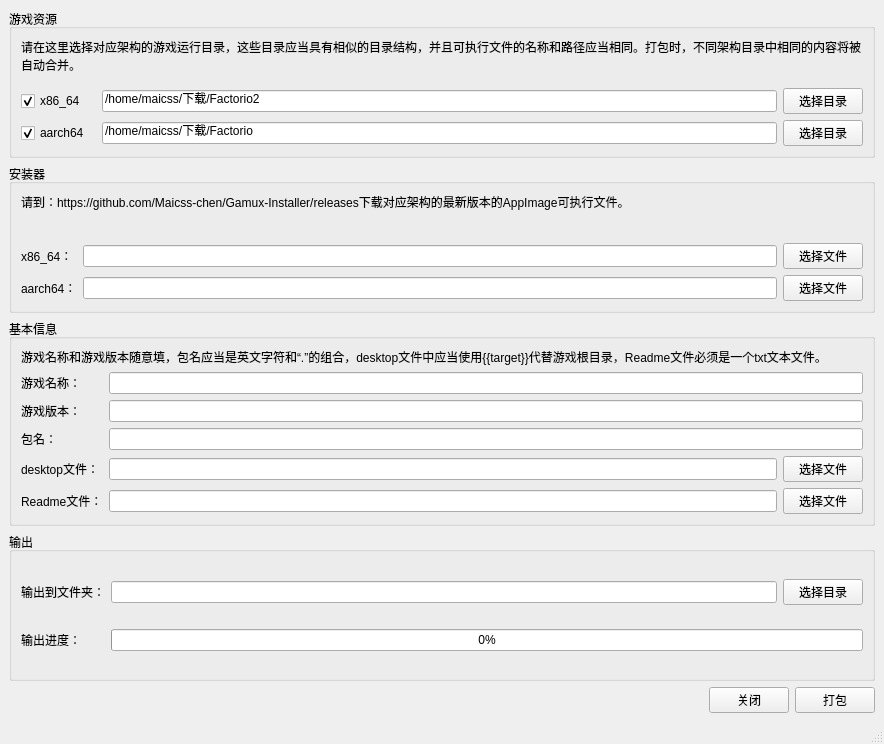
The window that tools/builder/MainWindow.ui (Maicss-chen/Gamux-Installer) describes before a commit, drawn with Qt 5.
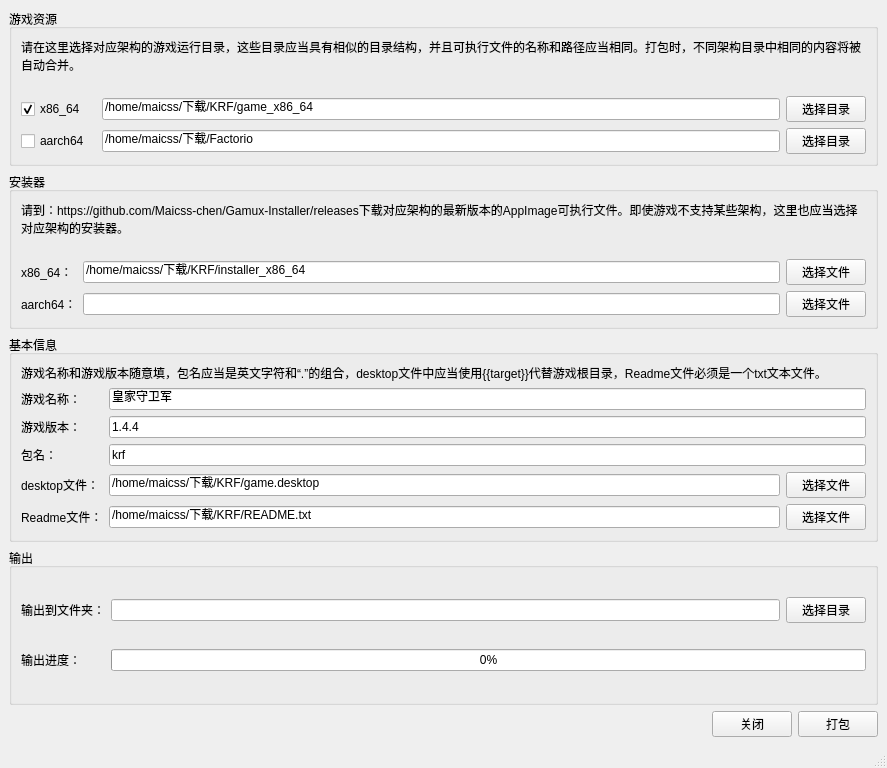
The same window after the commit.

The edit to the form file:
```diff
--- a/tools/builder/MainWindow.ui
+++ b/tools/builder/MainWindow.ui
@@ -6,8 +6,8 @@
    <rect>
     <x>0</x>
     <y>0</y>
-    <width>884</width>
-    <height>744</height>
+    <width>887</width>
+    <height>768</height>
    </rect>
   </property>
   <property name="windowTitle">
@@ -38,7 +38,7 @@
        <item row="1" column="2">
         <widget class="QLineEdit" name="line_x86_64">
          <property name="text">
-          <string>/home/maicss/下载/Factorio2</string>
+          <string>/home/maicss/下载/KRF/game_x86_64</string>
          </property>
         </widget>
        </item>
@@ -58,7 +58,7 @@
           <string>aarch64</string>
          </property>
          <property name="checked">
-          <bool>true</bool>
+          <bool>false</bool>
          </property>
         </widget>
        </item>
@@ -98,7 +98,11 @@
       </property>
       <layout class="QGridLayout" name="gridLayout_5">
        <item row="1" column="1">
-        <widget class="QLineEdit" name="lineEdit"/>
+        <widget class="QLineEdit" name="line_installer_x86_64">
+         <property name="text">
+          <string>/home/maicss/下载/KRF/installer_x86_64</string>
+         </property>
+        </widget>
        </item>
        <item row="1" column="0">
         <widget class="QLabel" name="label_10">
@@ -134,7 +138,7 @@
        <item row="0" column="0" colspan="3">
         <widget class="QLabel" name="label_12">
          <property name="text">
-          <string>请到：https://github.com/Maicss-chen/Gamux-Installer/releases下载对应架构的最新版本的AppImage可执行文件。</string>
+          <string>请到：https://github.com/Maicss-chen/Gamux-Installer/releases下载对应架构的最新版本的AppImage可执行文件。即使游戏不支持某些架构，这里也应当选择对应架构的安装器。</string>
          </property>
          <property name="alignment">
           <set>Qt::AlignLeading|Qt::AlignLeft|Qt::AlignTop</set>
@@ -161,10 +165,18 @@
         </widget>
        </item>
        <item row="1" column="1" colspan="2">
-        <widget class="QLineEdit" name="line_name"/>
+        <widget class="QLineEdit" name="line_name">
+         <property name="text">
+          <string>皇家守卫军</string>
+         </property>
+        </widget>
        </item>
        <item row="2" column="1" colspan="2">
-        <widget class="QLineEdit" name="line_version"/>
+        <widget class="QLineEdit" name="line_version">
+         <property name="text">
+          <string>1.4.4</string>
+         </property>
+        </widget>
        </item>
        <item row="5" column="0">
         <widget class="QLabel" name="label_4">
@@ -207,10 +219,18 @@
         </widget>
        </item>
        <item row="3" column="1" colspan="2">
-        <widget class="QLineEdit" name="line_packagename"/>
+        <widget class="QLineEdit" name="line_packagename">
+         <property name="text">
+          <string>krf</string>
+         </property>
+        </widget>
        </item>
        <item row="5" column="1">
-        <widget class="QLineEdit" name="line_desktopfile"/>
+        <widget class="QLineEdit" name="line_desktopfile">
+         <property name="text">
+          <string>/home/maicss/下载/KRF/game.desktop</string>
+         </property>
+        </widget>
        </item>
        <item row="1" column="0">
         <widget class="QLabel" name="label_2">
@@ -227,7 +247,11 @@
         </widget>
        </item>
        <item row="6" column="1">
-        <widget class="QLineEdit" name="line_readmefile"/>
+        <widget class="QLineEdit" name="line_readmefile">
+         <property name="text">
+          <string>/home/maicss/下载/KRF/README.txt</string>
+         </property>
+        </widget>
        </item>
        <item row="5" column="2">
         <widget class="QPushButton" name="btn_open_desktopfile">
```
Left out of the diff: 6 changed lines with no effect on the pictures.
